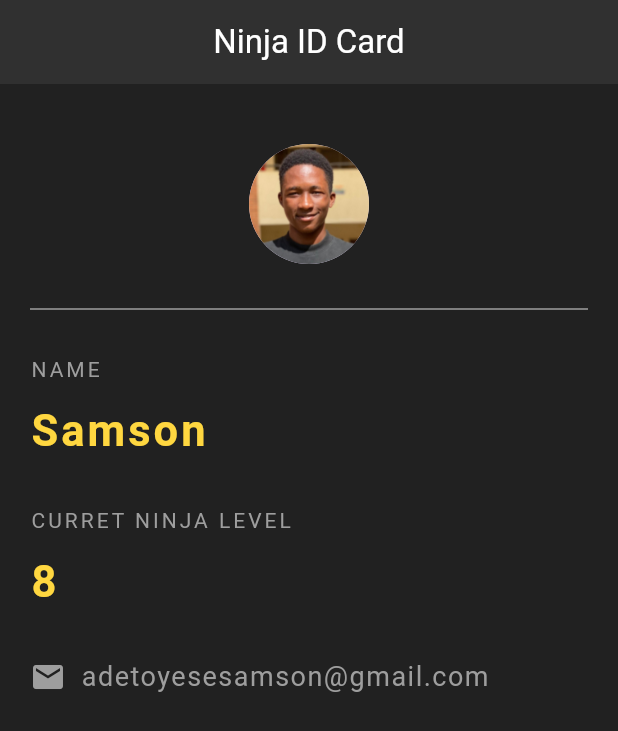
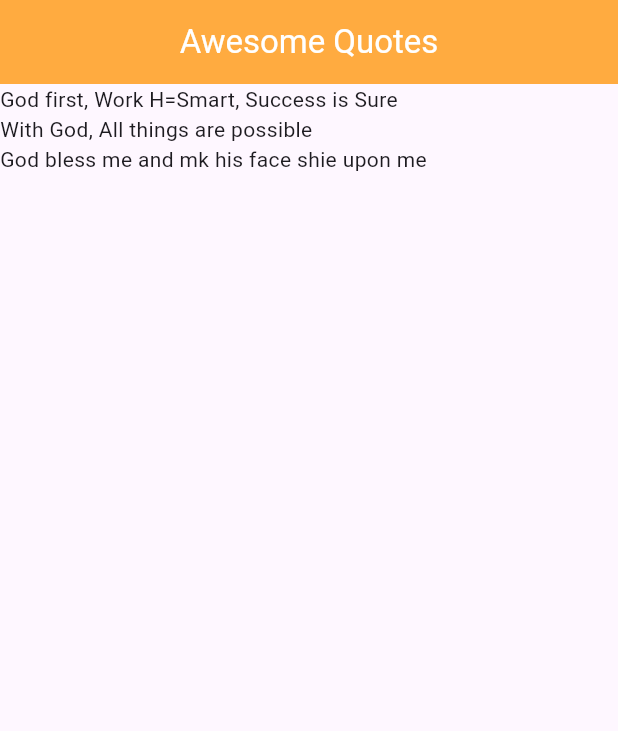
Before and after one commit to adetoyese607/flutter, a Flutter app: the screen it shows after launch, on a phone screen of 412 x 824 dp. Shown: the top 731 px of the screen. Run offline on Flutter 3.47's test engine with Material 3 defaults, Android fonts, the phone set to English and light mode, and no system bars.

Commit message:
day3b Quotes

```diff
--- a/lib/main.dart
+++ b/lib/main.dart
@@ -30,87 +30,125 @@ class MyHomePage extends StatefulWidget {
 }
 
 class _MyHomePageState extends State<MyHomePage> {
+  // for awesome quotes
+  List<String> quotes = [
+    'God first, Work H=Smart, Success is Sure',
+    'With God, All things are possible',
+    'God bless me and mk his face shie upon me'
+  ];
+
+  // for Ninja ID card
+  // int ninjaLevel = 0;
   @override
   Widget build(BuildContext context) {
     return Scaffold(
-        backgroundColor: Colors.grey[900],
+        // backgroundColor: Colors.grey[900],
         appBar: AppBar(
-          backgroundColor: Colors.grey[850],
+          backgroundColor: Colors.orangeAccent,
           // titleTextStyle: Colors.white,
+          // title: const Text(
+          //   'Ninja ID Card',
+          //   style: TextStyle(color: Colors.white),
+          // ),
           title: const Text(
-            'Ninja ID Card',
+            'Awesome Quotes',
             style: TextStyle(color: Colors.white),
           ),
           centerTitle: true,
           elevation: 0,
         ),
-        body: const Padding(
-          padding: EdgeInsets.fromLTRB(20, 40, 20, 0),
-          child: Column(
-            crossAxisAlignment: CrossAxisAlignment.start,
-            children: <Widget>[
-              Center(
-                child: CircleAvatar(
-                  backgroundImage: AssetImage('assets/ade.jpg'),
-                  radius: 40,
-                ),
-              ),
-              Divider(
-                height: 60,
-                color: Colors.grey,
-              ),
-              Text(
-                'NAME',
-                style: TextStyle(color: Colors.grey, letterSpacing: 2.0),
-              ),
-              SizedBox(height: 10.0,),
-              Text(
-                'Samson',
-                style: TextStyle(color: Colors.amberAccent, letterSpacing: 2.0,
-                fontSize: 29,
-                fontWeight: FontWeight.bold),
-              ),
-               SizedBox(
-                height: 30.0,
-              ),
-               Text(
-                'CURRET NINJA LEVEL',
-                style: TextStyle(color: Colors.grey, letterSpacing: 2.0),
-              ),
-              SizedBox(
-                height: 10.0,
-              ),
-              Text(
-                '8',
-                style: TextStyle(
-                    color: Colors.amberAccent,
-                    letterSpacing: 2.0,
-                    fontSize: 29,
-                    fontWeight: FontWeight.bold),
-              ),
-              SizedBox(
-                height: 30.0,
-              ),
-              Row(
-                children: <Widget>[
-                  Icon(
-                    Icons.email,
-                    color: Colors.grey,
-                  ),
-                  SizedBox(width: 10),
-                  Text(
-                    'adetoyesesamson@gmail.com',
-                    style: TextStyle(
-                      color: Colors.grey,
-                      fontSize: 18,
-                      letterSpacing: 1.0,
-                    ),
-                  )
-                ],
-              )
-            ],
-          ),
+
+        // AWESOME QUOTE BODY
+        body: Column(
+          crossAxisAlignment: CrossAxisAlignment.start,
+            children: quotes.map((quote) {
+          return Text(quote);
+        }).toList()
         )
+
+        // NINJA ID CARD
+
+        // floatingActionButton: FloatingActionButton(
+        //   onPressed: () {
+        //     setState(() {
+        //       ninjaLevel += 1;
+        //     });
+        //   },
+        //   backgroundColor: Colors.grey[850],
+        //   child: const Icon(Icons.add, color: Colors.white),
+        // ),
+
+        // body: Padding(
+        //   padding: const EdgeInsets.fromLTRB(20, 40, 20, 0),
+        //   child: Column(
+        //     crossAxisAlignment: CrossAxisAlignment.start,
+        //     children: <Widget>[
+        //       const Center(
+        //         child: CircleAvatar(
+        //           backgroundImage: AssetImage('assets/ade.jpg'),
+        //           radius: 40,
+        //         ),
+        //       ),
+        //       const Divider(
+        //         height: 60,
+        //         color: Color.fromARGB(160, 158, 158, 158),
+        //       ),
+        //       const Text(
+        //         'NAME',
+        //         style: TextStyle(color: Colors.grey, letterSpacing: 2.0),
+        //       ),
+        //       const SizedBox(
+        //         height: 10.0,
+        //       ),
+        //       const Text(
+        //         'Samson',
+        //         style: TextStyle(
+        //             color: Colors.amberAccent,
+        //             letterSpacing: 2.0,
+        //             fontSize: 29,
+        //             fontWeight: FontWeight.bold),
+        //       ),
+        //       const SizedBox(
+        //         height: 30.0,
+        //       ),
+        //       const Text(
+        //         'CURRET NINJA LEVEL',
+        //         style: TextStyle(color: Colors.grey, letterSpacing: 2.0),
+        //       ),
+        //       const SizedBox(
+        //         height: 10.0,
+        //       ),
+        //       Text(
+        //         '$ninjaLevel',
+        //         style: const TextStyle(
+        //             color: Colors.amberAccent,
+        //             letterSpacing: 2.0,
+        //             fontSize: 29,
+        //             fontWeight: FontWeight.bold),
+        //       ),
+        //       const SizedBox(
+        //         height: 30.0,
+        //       ),
+        //       const Row(
+        //         children: <Widget>[
+        //           Icon(
+        //             Icons.email,
+        //             color: Colors.grey,
+        //           ),
+        //           SizedBox(width: 10),
+        //           Text(
+        //             'adetoyesesamson@gmail.com',
+        //             style: TextStyle(
+        //               color: Colors.grey,
+        //               fontSize: 18,
+        //               letterSpacing: 1.0,
+        //             ),
+        //           )
+        //         ],
+        //       )
+        //     ],
+        //   ),
+        // )
         );
   }
 }
```
